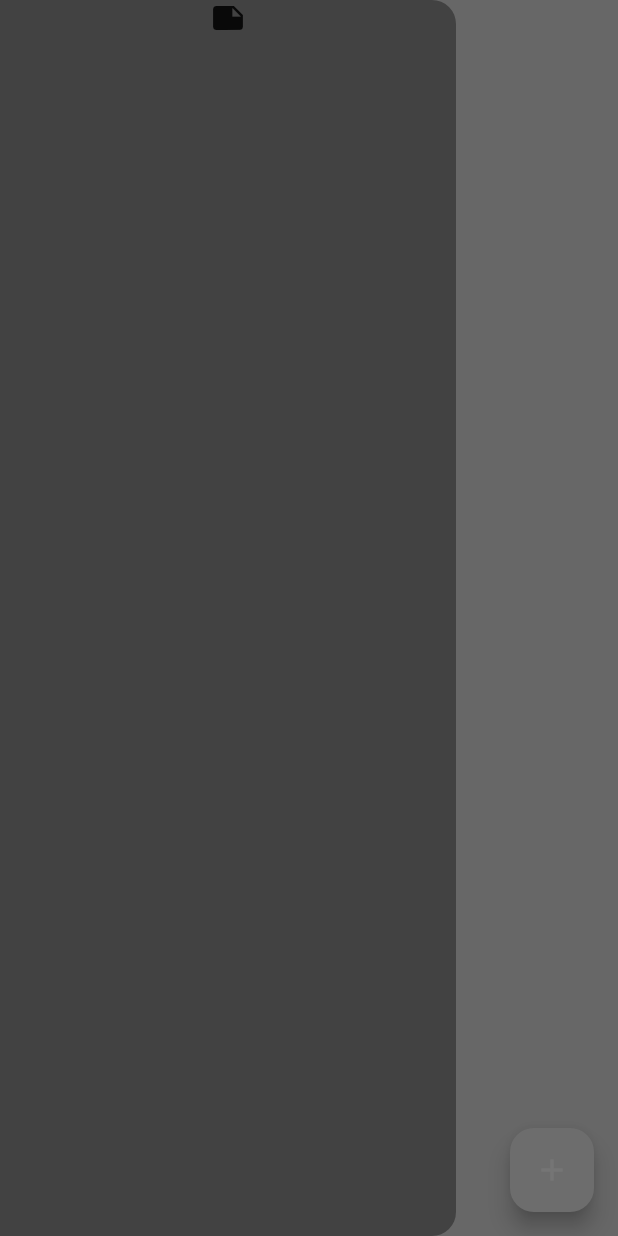
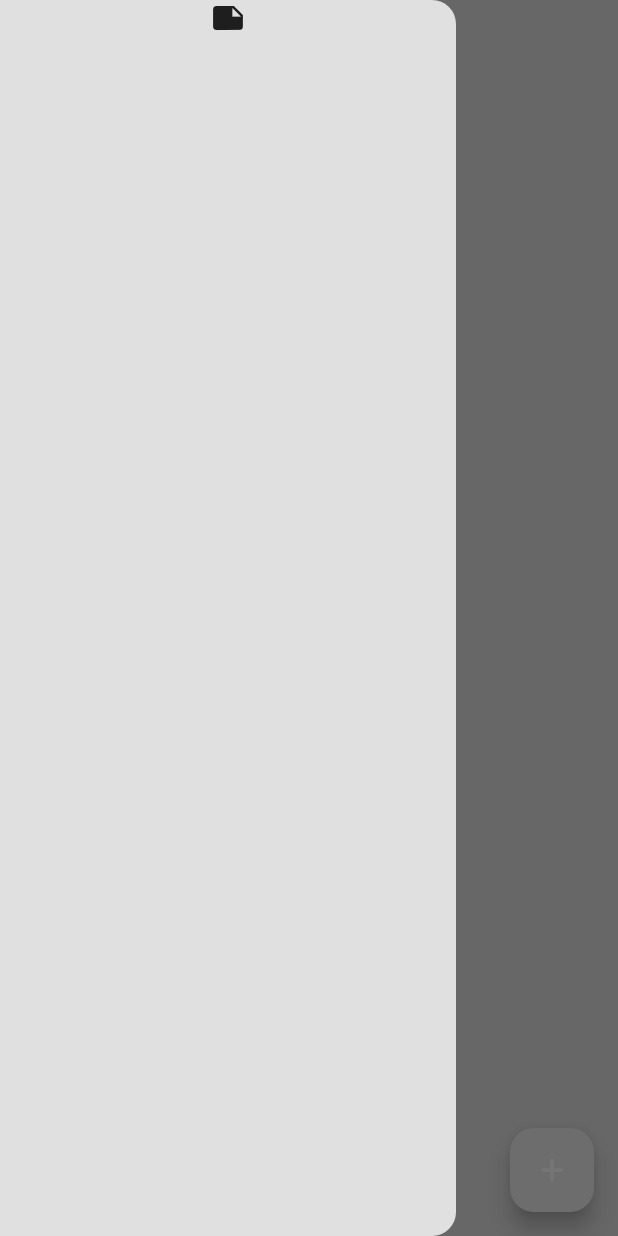
Before and after one commit to Odhi-ambo/crud_ops_with_isar_db, a Flutter app: the screen it shows after launch, with the side drawer open, on a phone screen of 412 x 824 dp. Run offline on Flutter 3.47's test engine with Material 3 defaults, Android fonts, the phone set to English and light mode, and no system bars; our stand-ins replace google_fonts, isar; accounts and stored records are empty; generated files the repository leaves out were written again.

Commit message:
Initial commit

```diff
--- a/lib/components/drawer.dart
+++ b/lib/components/drawer.dart
@@ -6,7 +6,7 @@ class MyDrawer extends StatelessWidget {
   @override
   Widget build(BuildContext context) {
     return Drawer(
-      backgroundColor: Theme.of(context).colorScheme.inversePrimary,
+      backgroundColor: Theme.of(context).colorScheme.surface,
       child: const Column(children: [Icon(Icons.note)]),
     );
   }
```
